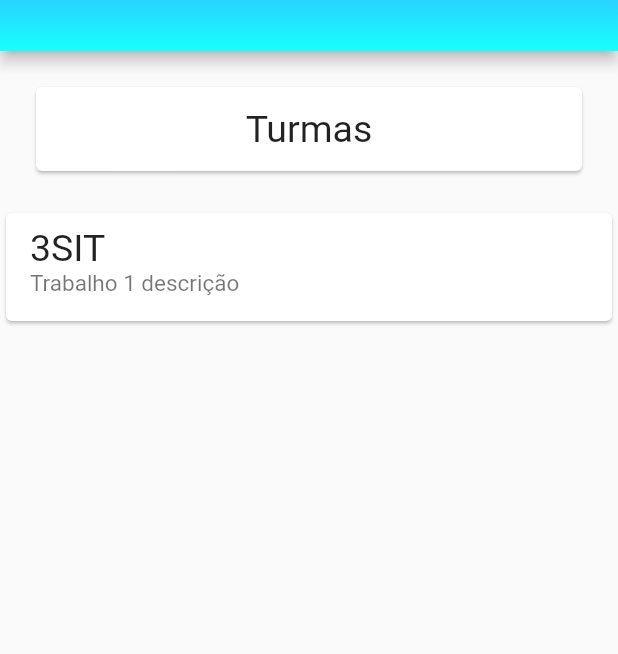
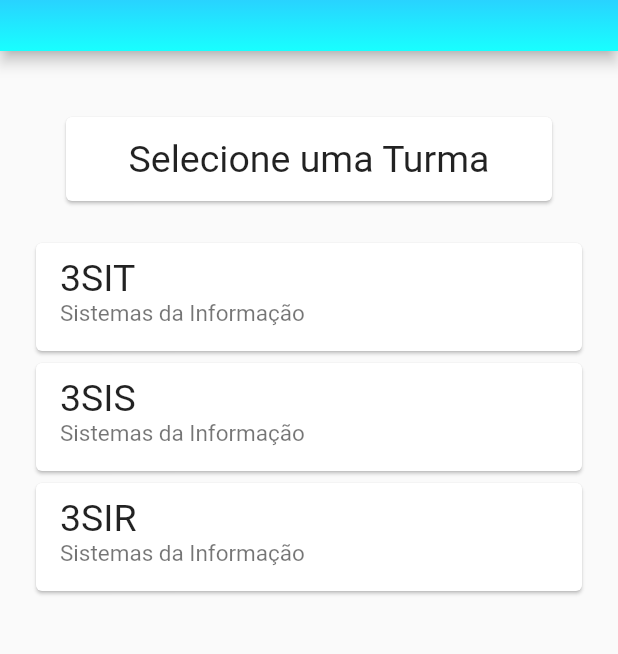
Before and after one commit to vinimp7/nac2, a Flutter app: the Chamada screen opened directly, on a phone screen of 412 x 824 dp, the part 84-738 px from its top. Run offline on Flutter 3.47's test engine with Material 2 defaults, Android fonts, the phone set to English and light mode, and no system bars; our stand-ins replace flutter_speed_dial; missing offline and left inert: dropdownfield.

Commit message:
Commit 2
+Lista de Chamada e checkboxs alunos

```diff
--- a/lib/main.dart
+++ b/lib/main.dart
@@ -1,6 +1,7 @@
 import 'package:flutter/cupertino.dart';
 import 'package:flutter/material.dart';
 import 'package:nac2/screens/chamada.dart';
+import 'package:nac2/screens/chamada_form.dart';
 import 'package:nac2/screens/dashboard.dart';
 import 'package:nac2/screens/trabalhos.dart';
 import 'package:nac2/screens/trabalhos_form.dart';
--- a/lib/screens/chamada.dart
+++ b/lib/screens/chamada.dart
@@ -1,4 +1,5 @@
 import 'package:flutter/material.dart';
+import 'package:nac2/screens/chamada_form.dart';
 
 class Chamada extends StatelessWidget {
   @override
@@ -28,6 +29,7 @@ class Chamada extends StatelessWidget {
           )),
 
       body: ListView(
+        padding: const EdgeInsets.all(20.0),
         children: <Widget>[
           Padding(
             padding: const EdgeInsets.all(20.0),
@@ -35,22 +37,55 @@ class Chamada extends StatelessWidget {
                 child: ListTile(
                   title: Center(
                       child: Text(
-                        'Turmas',
+                        'Selecione uma Turma',
                         style: TextStyle(fontSize: 25.0),
                       )),
                 )),
           ),
-          Card(
+          GestureDetector(
+            onTap: () {Navigator.of(context).push(MaterialPageRoute(builder: (context) => ChamadaForm(),),).then((newTrabalhos) => debugPrint(newTrabalhos.toString()),);},
+            child: Card(
                child: ListTile(
                   title: Text(
                     '3SIT',
                     style: TextStyle(fontSize: 25),
                   ),
                   subtitle: Text(
-                  'Trabalho 1 descrição',
+                    'Sistemas da Informação',
                     style: TextStyle(fontSize: 15),
                   )),
 
+            ),
+          ),
+          GestureDetector(
+            onTap: () {Navigator.of(context).push(MaterialPageRoute(builder: (context) => ChamadaForm(),),).then((newTrabalhos) => debugPrint(newTrabalhos.toString()),);},
+            child: Card(
+              child: ListTile(
+                  title: Text(
+                    '3SIS',
+                    style: TextStyle(fontSize: 25),
+                  ),
+                  subtitle: Text(
+                    'Sistemas da Informação',
+                    style: TextStyle(fontSize: 15),
+                  )),
+
+            ),
+          ),
+          GestureDetector(
+            onTap: () {Navigator.of(context).push(MaterialPageRoute(builder: (context) => ChamadaForm(),),).then((newTrabalhos) => debugPrint(newTrabalhos.toString()),);},
+            child: Card(
+              child: ListTile(
+                  title: Text(
+                    '3SIR',
+                    style: TextStyle(fontSize: 25),
+                  ),
+                  subtitle: Text(
+                    'Sistemas da Informação',
+                    style: TextStyle(fontSize: 15),
+                  )),
+
+            ),
           )
         ],
       ),
```
Also changed, not shown: lib/models/alunos_model.dart (added, +12 -0 lines), lib/screens/chamada_form.dart (added, +88 -0 lines). Lines whose indentation alone changed are shown as unchanged.
